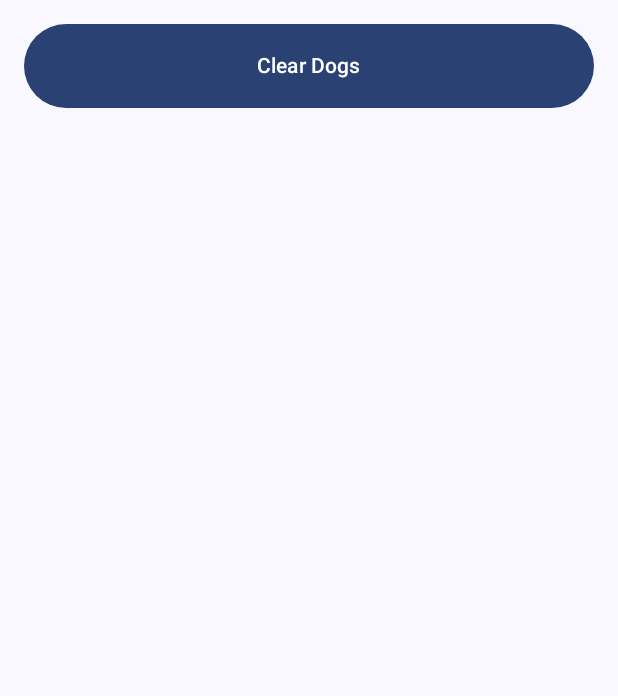
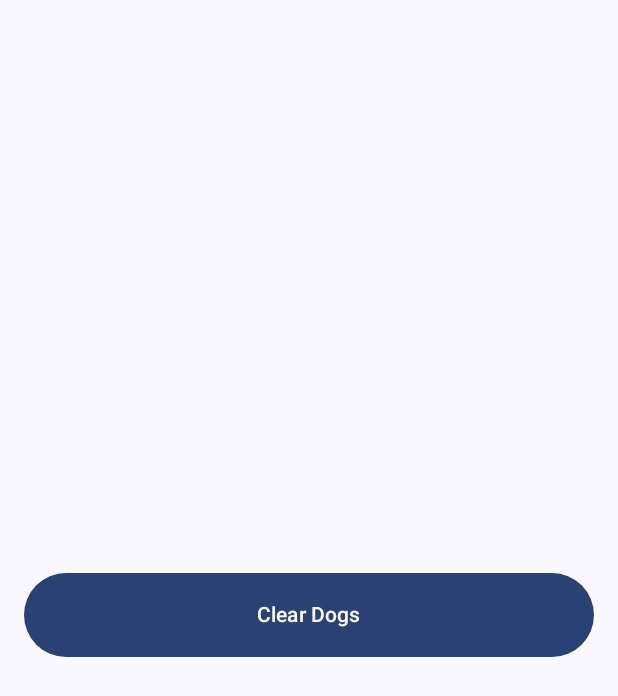
Before and after one commit to sourabhkumar47/DogGenerator, an Android app built with Jetpack Compose: the GalleryScreen screen opened through its navigation route, on a phone screen of 412 x 824 dp. Shown: the top 696 px of the screen. Run offline under Robolectric (Android 15) with nearby library versions, the phone set to English and light mode, and no system bars; pictures from the network do not load.

Commit message:
updated UI

```diff
--- a/app/src/main/java/com/sourabh/doggenerator/ui/screens/gallery/GalleryScreen.kt
+++ b/app/src/main/java/com/sourabh/doggenerator/ui/screens/gallery/GalleryScreen.kt
@@ -1,15 +1,20 @@
 package com.sourabh.doggenerator.ui.screens.gallery
 
-import androidx.compose.foundation.layout.*
-import androidx.compose.foundation.lazy.grid.GridCells
-import androidx.compose.foundation.lazy.grid.LazyVerticalGrid
-import androidx.compose.foundation.lazy.grid.items
+import androidx.compose.foundation.layout.Arrangement
+import androidx.compose.foundation.layout.Column
+import androidx.compose.foundation.layout.Spacer
+import androidx.compose.foundation.layout.aspectRatio
+import androidx.compose.foundation.layout.fillMaxSize
+import androidx.compose.foundation.layout.fillMaxWidth
+import androidx.compose.foundation.layout.height
+import androidx.compose.foundation.layout.padding
+import androidx.compose.foundation.lazy.LazyRow
+import androidx.compose.foundation.lazy.items
 import androidx.compose.material3.Button
 import androidx.compose.material3.Text
 import androidx.compose.runtime.Composable
 import androidx.compose.runtime.collectAsState
 import androidx.compose.runtime.getValue
-import androidx.compose.ui.Alignment
 import androidx.compose.ui.Modifier
 import androidx.compose.ui.layout.ContentScale
 import androidx.compose.ui.unit.dp
@@ -30,21 +35,13 @@ fun GalleryScreen(
             .fillMaxSize()
             .padding(16.dp)
     ) {
-        Button(
-            onClick = { viewModel.clearCache() },
+
+        LazyRow(
+            horizontalArrangement = Arrangement.spacedBy(8.dp),
             modifier = Modifier
+                .padding(top = 50.dp)
                 .fillMaxWidth()
-                .height(56.dp)
-        ) {
-            Text("Clear Dogs")
-        }
-
-        Spacer(modifier = Modifier.height(16.dp))
-
-        LazyVerticalGrid(
-            columns = GridCells.Fixed(2),
-            horizontalArrangement = Arrangement.spacedBy(8.dp),
-            verticalArrangement = Arrangement.spacedBy(8.dp)
+                .height(300.dp)
         ) {
             items(savedDogs) { dogUrl ->
                 AsyncImage(
@@ -57,5 +54,16 @@ fun GalleryScreen(
                 )
             }
         }
+
+        Spacer(modifier = Modifier.height(16.dp))
+
+        Button(
+            onClick = { viewModel.clearCache() },
+            modifier = Modifier
+                .fillMaxWidth()
+                .height(56.dp)
+        ) {
+            Text("Clear Dogs")
+        }
     }
 }
--- a/app/src/main/java/com/sourabh/doggenerator/ui/screens/home/HomeScreen.kt
+++ b/app/src/main/java/com/sourabh/doggenerator/ui/screens/home/HomeScreen.kt
@@ -1,6 +1,12 @@
 package com.sourabh.doggenerator.ui.screens.home
 
-import androidx.compose.foundation.layout.*
+import androidx.compose.foundation.layout.Arrangement
+import androidx.compose.foundation.layout.Column
+import androidx.compose.foundation.layout.Spacer
+import androidx.compose.foundation.layout.fillMaxSize
+import androidx.compose.foundation.layout.fillMaxWidth
+import androidx.compose.foundation.layout.height
+import androidx.compose.foundation.layout.padding
 import androidx.compose.material3.Button
 import androidx.compose.material3.Text
 import androidx.compose.runtime.Composable
@@ -8,9 +14,9 @@ import androidx.compose.ui.Alignment
 import androidx.compose.ui.Modifier
 import androidx.compose.ui.graphics.Color
 import androidx.compose.ui.unit.dp
+import androidx.compose.ui.unit.sp
 import androidx.navigation.NavController
 import com.sourabh.doggenerator.ui.navigation.Screen
-import com.sourabh.doggenerator.ui.theme.DogButtonColor
 
 @Composable
 fun HomeScreen(navController: NavController) {
@@ -21,13 +27,18 @@ fun HomeScreen(navController: NavController) {
         horizontalAlignment = Alignment.CenterHorizontally,
         verticalArrangement = Arrangement.Center
     ) {
+
+        Text("Random Dog Generator!", color = Color.White, fontSize = 20.sp)
+
+        Spacer(modifier = Modifier.height(65.dp))
+
         Button(
             onClick = { navController.navigate(Screen.Generate.route) },
             modifier = Modifier
                 .fillMaxWidth()
                 .height(56.dp)
         ) {
-            Text("Generate Dogs!", color = Color.White)
+            Text("Generate Dogs!", color = Color.Black)
         }
 
         Spacer(modifier = Modifier.height(16.dp))
@@ -38,7 +49,7 @@ fun HomeScreen(navController: NavController) {
                 .fillMaxWidth()
                 .height(56.dp)
         ) {
-            Text("View My Dogs!", color = Color.White)
+            Text("View My Dogs!", color = Color.Black)
         }
     }
 }
```
Also changed, not shown: app/src/main/java/com/sourabh/doggenerator/ui/screens/generate/GenerateScreen.kt (+29 -14 lines).
